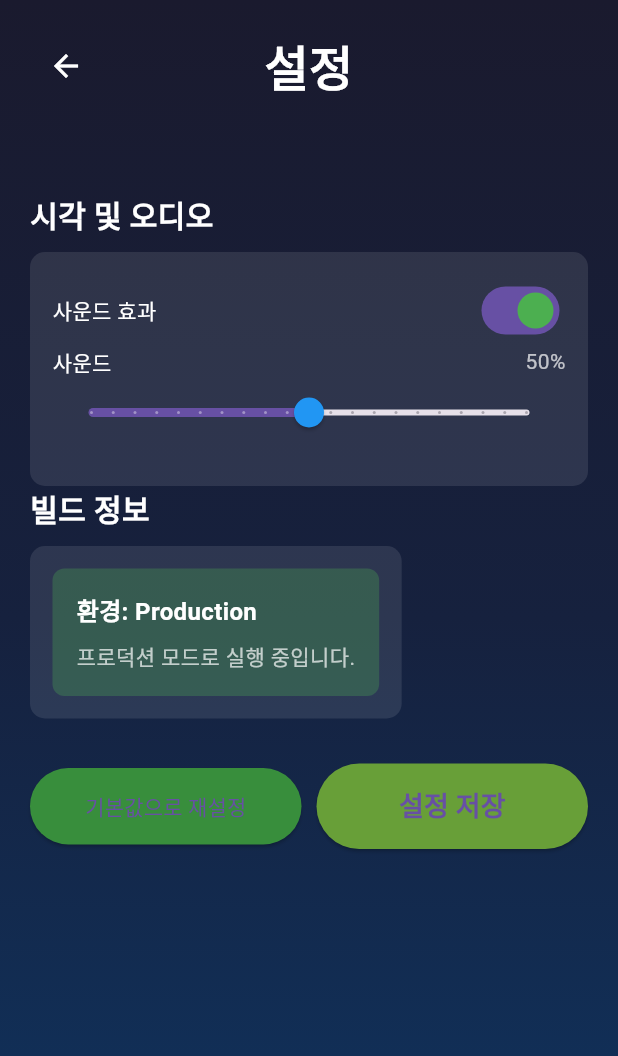
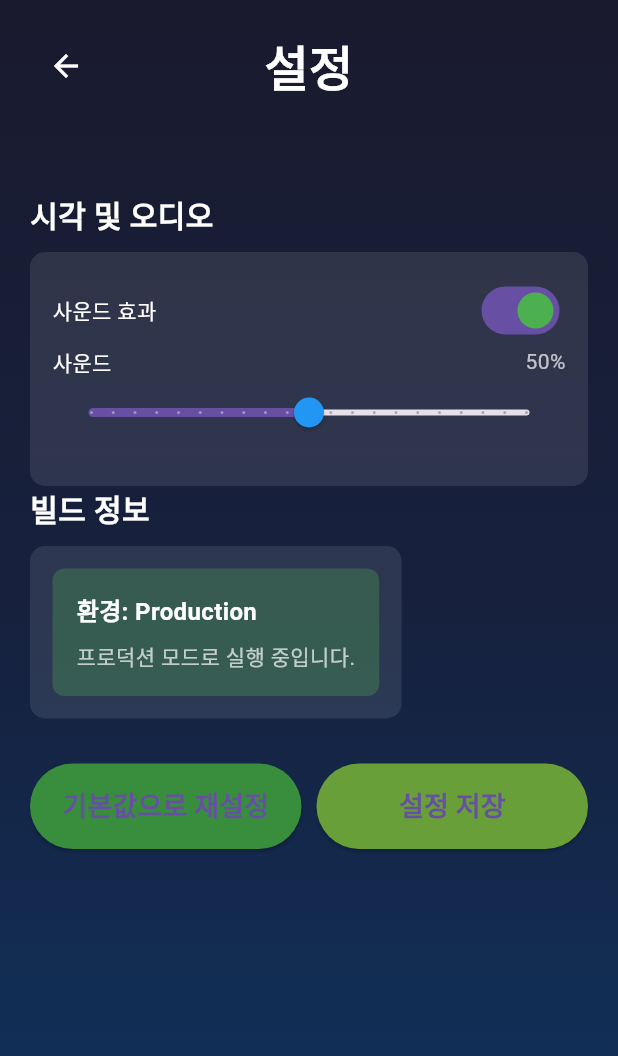
Before and after one commit to Kwon-Bum-Kyu/avoid_bubble, a Flutter app: the screen it shows after launch, after a tap on the "settings" icon, on a phone screen of 412 x 824 dp. Shown: the top 1056 px of the screen. Run offline on Flutter 3.47's test engine with Material 3 defaults, Android fonts, the phone set to English and light mode, and no system bars; our stand-ins replace shared_preferences, supabase_flutter; missing offline and left inert: dart:html, dart:js_interop, flame; accounts and stored records are empty; Roboto replaces fonts that are missing (NexonCart).

Commit message:
feat: 설정 버튼 사이즈 조정

```diff
--- a/lib/screens/settings_screen.dart
+++ b/lib/screens/settings_screen.dart
@@ -324,7 +324,11 @@ class SettingsScreenState extends State<SettingsScreen> {
                                 padding:
                                     const EdgeInsets.symmetric(vertical: 15),
                               ),
-                              child: const Text('기본값으로 재설정'),
+                              child: const Text(
+                                '기본값으로 재설정',
+                                style: TextStyle(
+                                    fontSize: 18, fontWeight: FontWeight.bold),
+                              ),
                             ),
                           ),
                           const SizedBox(width: 10),
```
Also changed, not shown: 1 other file.
